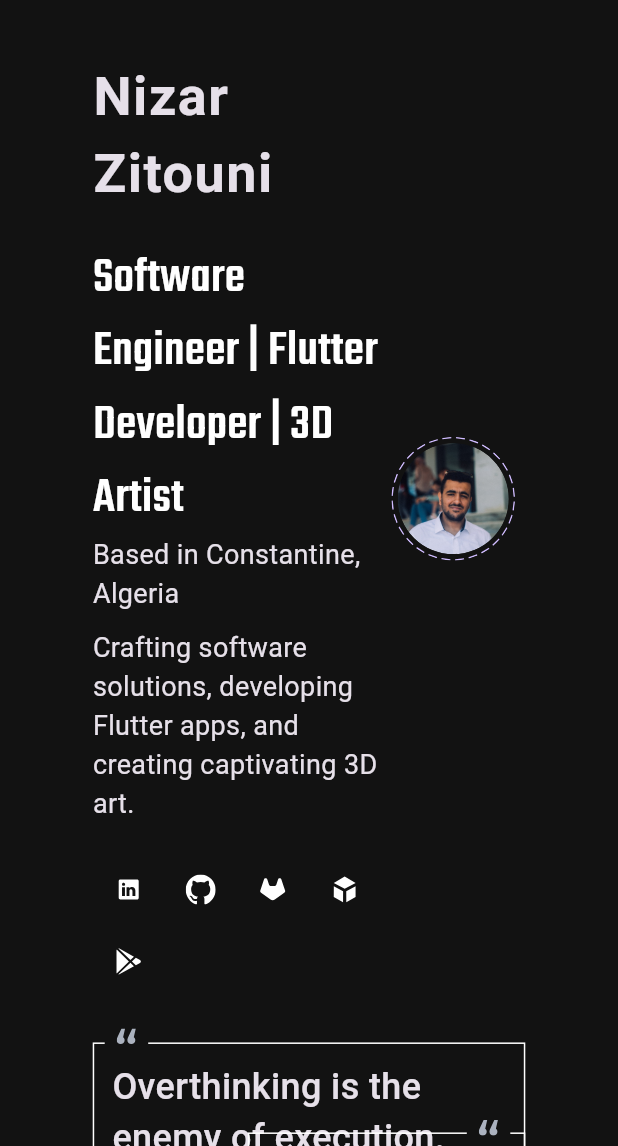
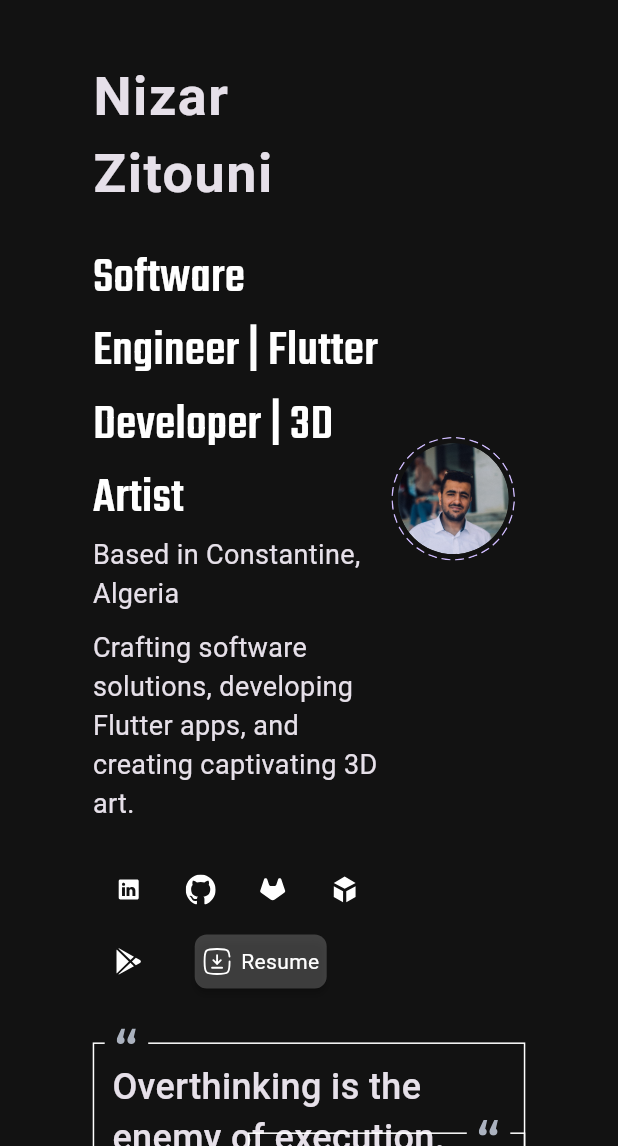
Before and after one commit to nizarzitouni/portfolio, a Flutter app: the HomeScreenWeb screen opened directly, on a phone screen of 412 x 824 dp, the part 90-1236 px from its top. Run offline on Flutter 3.47's test engine with Material 3 defaults, Android fonts, the phone set to English and light mode, and no system bars; our stand-ins replace carousel_slider, flutter_svg, gap, go_router, google_fonts; missing offline and left inert: responsive_grid_list, universal_html.

Commit message:
Added Resume Btn

```diff
--- a/lib/core/constants.dart
+++ b/lib/core/constants.dart
@@ -34,6 +34,7 @@ abstract class AssetsConstants {
   static const String sketchfabSvg = '${_assetSvgPath}sketchfab$_svg';
   static const String playstoreSvg = '${_assetSvgPath}playstore$_svg';
   static const String quoteSvg = '${_assetSvgPath}quote$_svg';
+  static const String downloadSvg = '${_assetSvgPath}download$_svg';
   // static const String searchSvg = '${_assetSvgPath}search$_svg';
 //~~~~~~~~~~~~~~LottieAnimations~~~~~~~~~~~~~~~~~~~~~~~~~~~~~~~~~~~~~~~~~~~~
   // static const String uploadAnim = '${_assetLottieAnimPath}uploading_anim$_json';
@@ -45,6 +46,7 @@ abstract class AssetsConstants {
 
 //__________________________________________________________________________________________________
 
+//Profile Data
 const String NAME = "Nizar Zitouni";
 const String BASEDIN = "Constantine, Algeria";
 const String POS = "Software Engineer | Flutter Developer | 3D Artist";
--- a/lib/models/web_action_model.dart
+++ b/lib/models/web_action_model.dart
@@ -3,8 +3,11 @@
 class WebActionModel {
   final String webUrl;
   final String assetImagePath;
+  final String? text;
 
-  const WebActionModel({required this.webUrl, required this.assetImagePath});
+  WebActionModel({required this.webUrl, required this.assetImagePath, this.text});
+
+  // const WebActionModel({required this.webUrl, required this.assetImagePath});
 }
 
 //WebAction Links
@@ -13,3 +16,4 @@ const String GITHUB = "https://github.com/nizarzitouni";
 const String GITLAB = "https://gitlab.com/nizarztn";
 const String SKETCHFAB = "https://sketchfab.com/N1x";
 const String PLAYSTORE = "https://play.google.com/store/apps/dev?id=7726987911219858293";
+const String RESUMEURL = "https://drive.google.com/file/d/18F8UOVVrzO-z7WjHiwuhVYo3NURpEmDp/view?usp=sharing";
--- a/lib/view/home_v_web/sections/home/web_home.dart
+++ b/lib/view/home_v_web/sections/home/web_home.dart
@@ -34,7 +34,7 @@ class WebHome extends StatelessWidget {
                         crossAxisAlignment: CrossAxisAlignment.start,
                         children: [
                           Gap(SizeConfig.screenWidth * 0.08),
-                          const ProfileInfo(
+                          ProfileInfo(
                             name: NAME,
                             position: POS,
                             basedIn: BASEDIN,
@@ -59,6 +59,11 @@ class WebHome extends StatelessWidget {
                               WebActionModel(
                                 webUrl: PLAYSTORE,
                                 assetImagePath: AssetsConstants.playstoreSvg,
+                              ),
+                              WebActionModel(
+                                webUrl: RESUMEURL,
+                                assetImagePath: AssetsConstants.downloadSvg,
+                                text: "Resume",
                               ),
                             ],
                           ),
--- a/lib/view/home_v_web/sections/home/widgets/profile_info.dart
+++ b/lib/view/home_v_web/sections/home/widgets/profile_info.dart
@@ -3,6 +3,7 @@ import 'package:flutter_svg/svg.dart';
 import 'package:gap/gap.dart';
 import 'package:google_fonts/google_fonts.dart';
 import 'package:nizar_ztn_portfolio/core/pallete.dart';
+import 'package:universal_html/html.dart' as html;
 
 import '../../../../../core/functions.dart';
 import '../../../../../models/web_action_model.dart';
@@ -48,7 +49,8 @@ class ProfileInfo extends StatelessWidget {
             spacing: 0,
             children: [
               for (final wActions in webActions!)
-                RawMaterialButton(
+                wActions.text == null
+                    ? RawMaterialButton(
                         constraints: const BoxConstraints(
                           maxWidth: 30.0, // Set the minimum width
                           minWidth: 30.0,
@@ -69,6 +71,48 @@ class ProfileInfo extends StatelessWidget {
                           width: 20,
                           colorFilter: const ColorFilter.mode(Pallete.whiteColor, BlendMode.srcIn),
                         ),
+                      )
+                    : Padding(
+                        padding: const EdgeInsets.only(left: 20),
+                        child: RawMaterialButton(
+                          // constraints: const BoxConstraints(
+                          //   maxWidth: 30.0, // Set the minimum width
+                          //   minWidth: 30.0,
+                          //   maxHeight: 30,
+                          //   minHeight: 30,
+                          // ),
+                          shape: RoundedRectangleBorder(borderRadius: BorderRadius.circular(8.0)),
+                          hoverColor: Pallete.whiteColor.withOpacity(.4), // Set the hover color
+                          fillColor: Pallete.whiteColor.withOpacity(.2),
+                          onPressed: () {
+                            launchWithUri(url: wActions.webUrl);
+                            html.window.open(
+                              wActions.webUrl,
+                              "pdf",
+                            );
+                          },
+                          child: Row(
+                            mainAxisSize: MainAxisSize.min,
+                            mainAxisAlignment: MainAxisAlignment.start,
+                            crossAxisAlignment: CrossAxisAlignment.center,
+                            children: [
+                              SvgPicture.asset(
+                                wActions.assetImagePath,
+                                height: 20,
+                                width: 20,
+                                colorFilter: const ColorFilter.mode(Pallete.whiteColor, BlendMode.srcIn),
+                              ),
+                              const SizedBox(width: 6.0),
+                              Text(
+                                wActions.text!,
+                                style: const TextStyle(
+                                  color: Colors.white,
+                                  fontWeight: FontWeight.w400,
+                                ),
+                              ),
+                            ],
+                          ),
+                        ),
                       ),
             ],
           ),
--- a/pubspec.yaml
+++ b/pubspec.yaml
@@ -22,6 +22,7 @@ dependencies:
   carousel_slider: ^4.2.1
   flutter_svg: ^2.0.9
   responsive_grid_list: ^1.4.0
+  universal_html: ^2.2.4
 
 
 dev_dependencies:
```
Also changed, not shown: assets/svgs/download.svg (added), pubspec.lock. Lines whose indentation alone changed are shown as unchanged.
